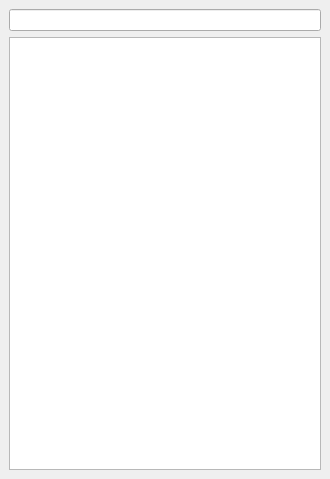
Qt form src/plugins/tabpp/tabppwidget.ui (0xd34df00d/leechcraft) before a commit.
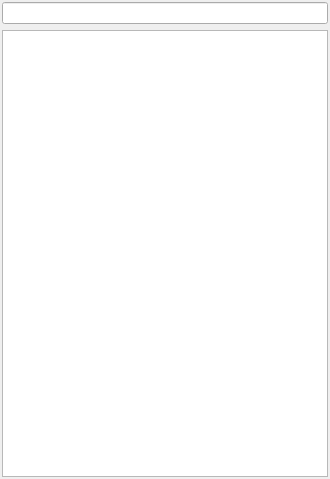
The same form after that commit.

Commit message: Tab++: reduced margins.

```diff
--- a/src/plugins/tabpp/tabppwidget.ui
+++ b/src/plugins/tabpp/tabppwidget.ui
@@ -18,6 +18,9 @@
   </property>
   <widget class="QWidget" name="dockWidgetContents">
    <layout class="QVBoxLayout" name="verticalLayout">
+    <property name="margin">
+     <number>2</number>
+    </property>
     <item>
      <widget class="QLineEdit" name="FilterLine_"/>
     </item>
```
